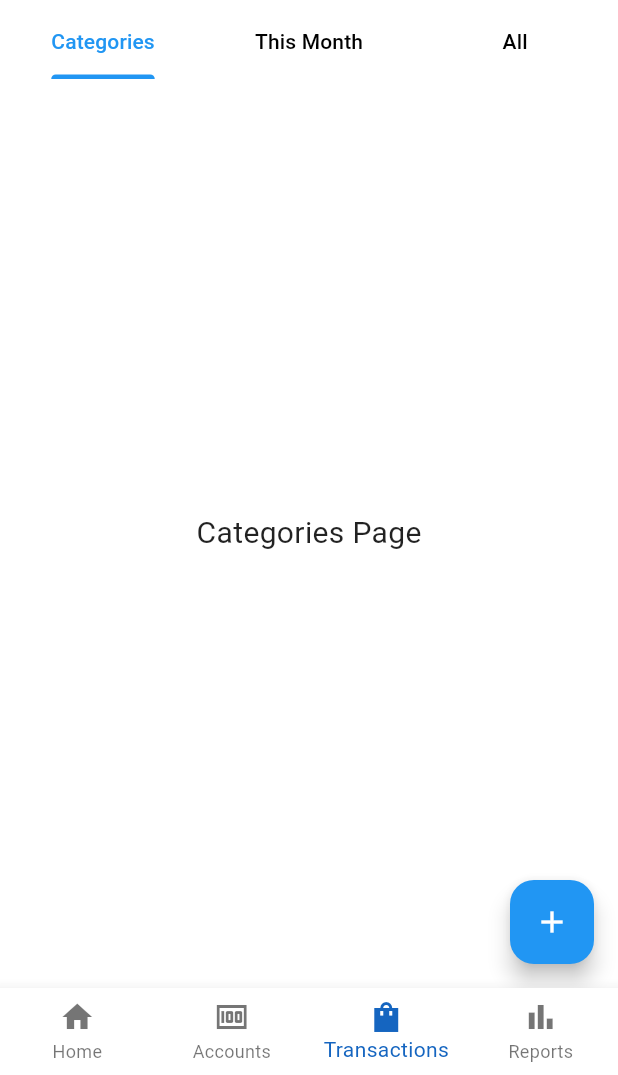
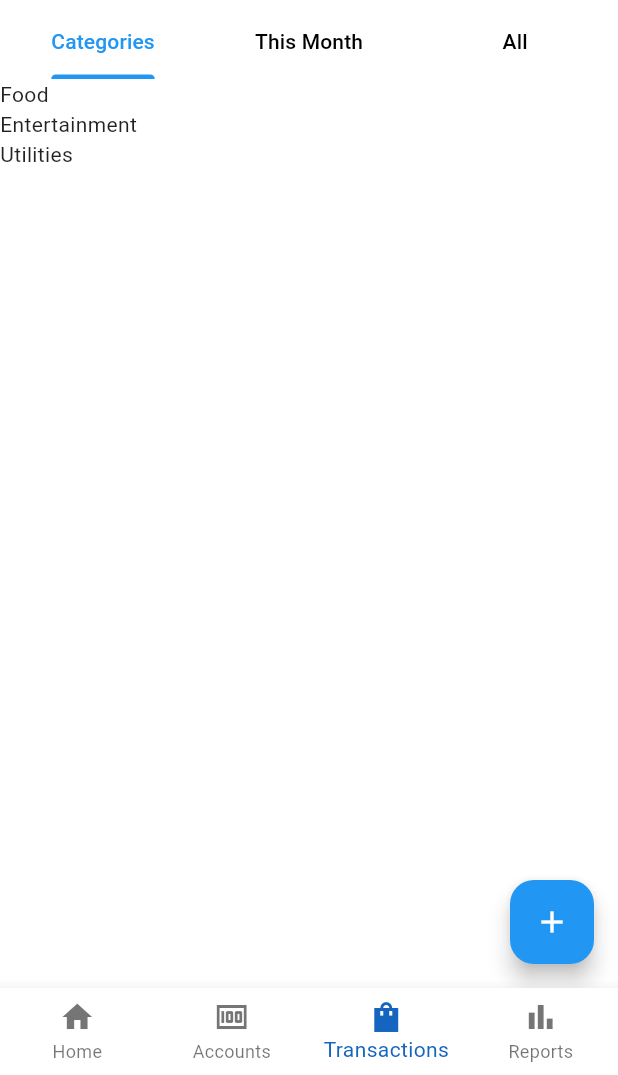
Before and after one commit to darlingson/makobili_flutter_app, a Flutter app: the screen it shows after launch, item 3 of the bottom bar chosen, on a phone screen of 412 x 824 dp, the part 161-1236 px from its top. Run offline on Flutter 3.47's test engine with Material 3 defaults, Android fonts, the phone set to English and light mode, and no system bars; our stand-ins replace sqflite; missing offline and left inert: dart:ffi, dart:js; accounts and stored records are empty; Roboto replaces fonts that are missing (Hind).

Commit message:
added functionality to show list of transactions

```diff
--- /dev/null
+++ b/lib/components/trans_asctions_tabs/CategoriesTab.dart
@@ -0,0 +1,37 @@
+import 'package:flutter/material.dart';
+import 'package:makobili/models/category.dart';
+import 'package:makobili/utils/database_helper.dart';
+
+class CategoriesTab extends StatefulWidget {
+  const CategoriesTab({Key? key}) : super(key: key);
+
+  @override
+  State<CategoriesTab> createState() => _CategoriesTabState();
+}
+
+class _CategoriesTabState extends State<CategoriesTab> {
+  List<Category> _categories = [];
+  Future<void> _fetchCategories() async {
+    final categories = await DatabaseHelper.instance.fetchCategories();
+    setState(() {
+      _categories = categories;
+    });
+  }
+
+  @override
+  void initState() {
+    super.initState();
+    _fetchCategories();
+  }
+
+  @override
+  Widget build(BuildContext context) {
+    return Center(
+      child: ListView.builder(
+          itemCount: _categories.length,
+          itemBuilder: (context, index) {
+            return Text(_categories[index].name);
+          }),
+    );
+  }
+}
--- a/lib/screens/transactions_screen.dart
+++ b/lib/screens/transactions_screen.dart
@@ -1,5 +1,8 @@
 import 'package:flutter/material.dart';
 import 'package:makobili/components/add_transaction_form.dart';
+import 'package:makobili/components/trans_asctions_tabs/AllTab.dart';
+import 'package:makobili/components/trans_asctions_tabs/CategoriesTab.dart';
+import 'package:makobili/components/trans_asctions_tabs/ThisMonthTab.dart';
 
 class TransactionsScreen extends StatelessWidget {
   const TransactionsScreen({Key? key}) : super(key: key);
@@ -55,45 +58,3 @@ class TransactionsScreen extends StatelessWidget {
     );
   }
 }
-
-class CategoriesTab extends StatelessWidget {
-  const CategoriesTab({Key? key}) : super(key: key);
-
-  @override
-  Widget build(BuildContext context) {
-    return const Center(
-      child: Text(
-        'Categories Page',
-        style: TextStyle(fontSize: 20),
-      ),
-    );
-  }
-}
-
-class ThisMonthTab extends StatelessWidget {
-  const ThisMonthTab({Key? key}) : super(key: key);
-
-  @override
-  Widget build(BuildContext context) {
-    return const Center(
-      child: Text(
-        'This Month Page',
-        style: TextStyle(fontSize: 20),
-      ),
-    );
-  }
-}
-
-class AllTab extends StatelessWidget {
-  const AllTab({Key? key}) : super(key: key);
-
-  @override
-  Widget build(BuildContext context) {
-    return const Center(
-      child: Text(
-        'All Transactions Page',
-        style: TextStyle(fontSize: 20),
-      ),
-    );
-  }
-}
```
Also changed, not shown: lib/components/trans_asctions_tabs/AllTab.dart (added, +52 -0 lines), lib/components/trans_asctions_tabs/ThisMonthTab.dart (added, +39 -0 lines).
